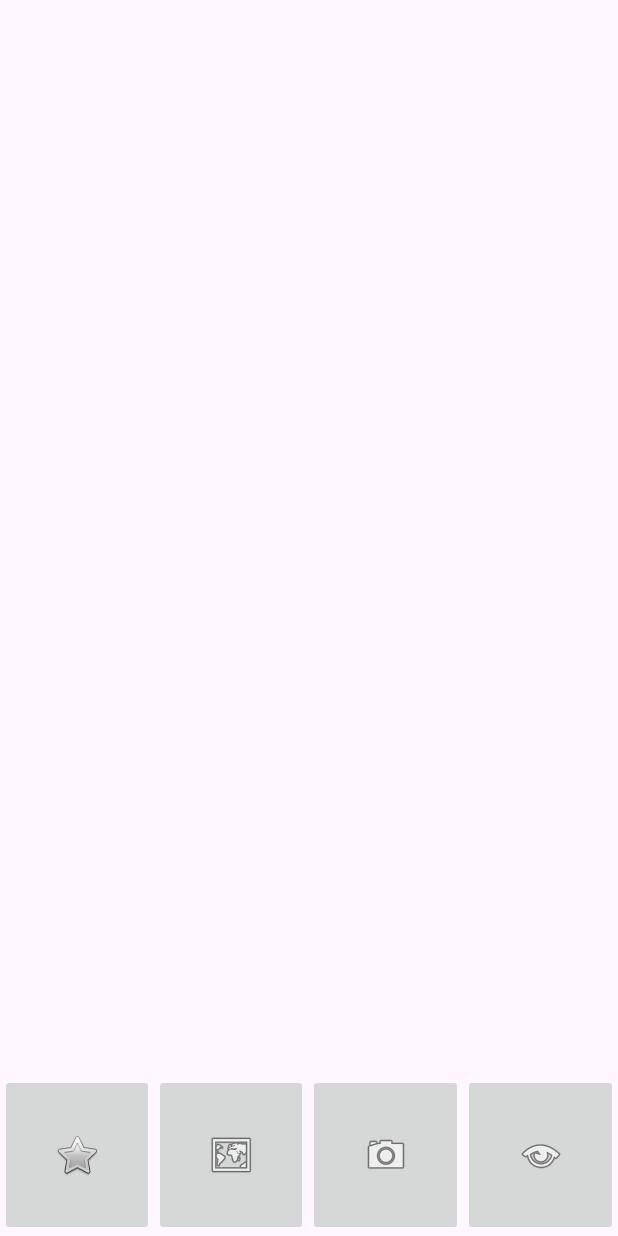
After one commit to iamrb1/EcoSnap, an Android app: the layout activity_home.xml on its own in the app's theme, with its tools: preview values and no code run, on a phone screen of 412 x 824 dp. The commit adds this screen. Run offline under Robolectric (Android 15) with nearby library versions, the phone set to English and light mode, and no system bars.

Commit message:
First push B)

```diff
--- a/app/src/main/java/edu/msu/cse476/baragurr/ecosnap/MainActivity.java
+++ b/app/src/main/java/edu/msu/cse476/baragurr/ecosnap/Profile.java
@@ -8,13 +8,13 @@ import androidx.core.graphics.Insets;
 import androidx.core.view.ViewCompat;
 import androidx.core.view.WindowInsetsCompat;
 
-public class MainActivity extends AppCompatActivity {
+public class Profile extends AppCompatActivity {
 
     @Override
     protected void onCreate(Bundle savedInstanceState) {
         super.onCreate(savedInstanceState);
         EdgeToEdge.enable(this);
-        setContentView(R.layout.activity_main);
+        setContentView(R.layout.activity_profile);
         ViewCompat.setOnApplyWindowInsetsListener(findViewById(R.id.main), (v, insets) -> {
             Insets systemBars = insets.getInsets(WindowInsetsCompat.Type.systemBars());
             v.setPadding(systemBars.left, systemBars.top, systemBars.right, systemBars.bottom);
--- /dev/null
+++ b/app/src/main/res/layout/activity_home.xml
@@ -0,0 +1,58 @@
+<?xml version="1.0" encoding="utf-8"?>
+<LinearLayout xmlns:android="http://schemas.android.com/apk/res/android"
+    xmlns:app="http://schemas.android.com/apk/res-auto"
+    xmlns:tools="http://schemas.android.com/tools"
+    android:id="@+id/main"
+    android:layout_width="match_parent"
+    android:layout_height="match_parent"
+    android:orientation="vertical"
+    tools:context=".Home">
+
+    <FrameLayout
+        android:layout_width="match_parent"
+        android:layout_height="0dp"
+        android:layout_weight="5">
+
+    </FrameLayout>
+
+    <LinearLayout
+        android:layout_width="match_parent"
+        android:layout_height="0dp"
+        android:layout_weight="0.75"
+        android:orientation="horizontal">
+
+        <ImageButton
+            android:id="@+id/imageButton2"
+            android:layout_width="wrap_content"
+            android:layout_height="match_parent"
+            android:layout_weight="1"
+            android:contentDescription="@string/homepage"
+            android:src="@android:drawable/btn_star" />
+
+        <ImageButton
+            android:id="@+id/imageButton3"
+            android:layout_width="wrap_content"
+            android:layout_height="match_parent"
+            android:layout_weight="1"
+            android:contentDescription="@string/map"
+            android:src="@android:drawable/ic_menu_mapmode" />
+
+        <ImageButton
+            android:id="@+id/imageButton5"
+            android:layout_width="wrap_content"
+            android:layout_height="match_parent"
+            android:layout_weight="1"
+            android:contentDescription="@string/camera"
+            android:onClick="onStartCamera"
+            android:src="@android:drawable/ic_menu_camera" />
+
+        <ImageButton
+            android:id="@+id/imageButton6"
+            android:layout_width="wrap_content"
+            android:layout_height="match_parent"
+            android:layout_weight="1"
+            android:contentDescription="@string/profile"
+            android:src="@android:drawable/ic_menu_view" />
+    </LinearLayout>
+
+</LinearLayout>
--- a/app/src/main/res/values/strings.xml
+++ b/app/src/main/res/values/strings.xml
@@ -1,4 +1,8 @@
 <resources>
     <string name="app_name">ecosnap</string>
     <string name="Michigan">Michigan</string>
+    <string name="homepage">Homepage</string>
+    <string name="map">Map</string>
+    <string name="camera">Camera</string>
+    <string name="profile">Profile</string>
 </resources>
```
Also changed, not shown: app/src/main/AndroidManifest.xml (+13 -1 lines), app/src/main/java/edu/msu/cse476/baragurr/ecosnap/Account.java (added, +24 -0 lines), app/src/main/java/edu/msu/cse476/baragurr/ecosnap/Camera.java (added, +24 -0 lines), app/src/main/java/edu/msu/cse476/baragurr/ecosnap/Home.java (added, +31 -0 lines), app/src/main/java/edu/msu/cse476/baragurr/ecosnap/Leaderboard.java (added, +24 -0 lines), app/src/main/res/layout/activity_account.xml (added, +10 -0 lines), app/src/main/res/layout/activity_camera.xml (added, +10 -0 lines), app/src/main/res/layout/activity_leaderboard.xml (renamed from app/src/main/res/layout/activity_main.xml, +1 -10 lines), app/src/main/res/layout/activity_profile.xml (added, +10 -0 lines).
